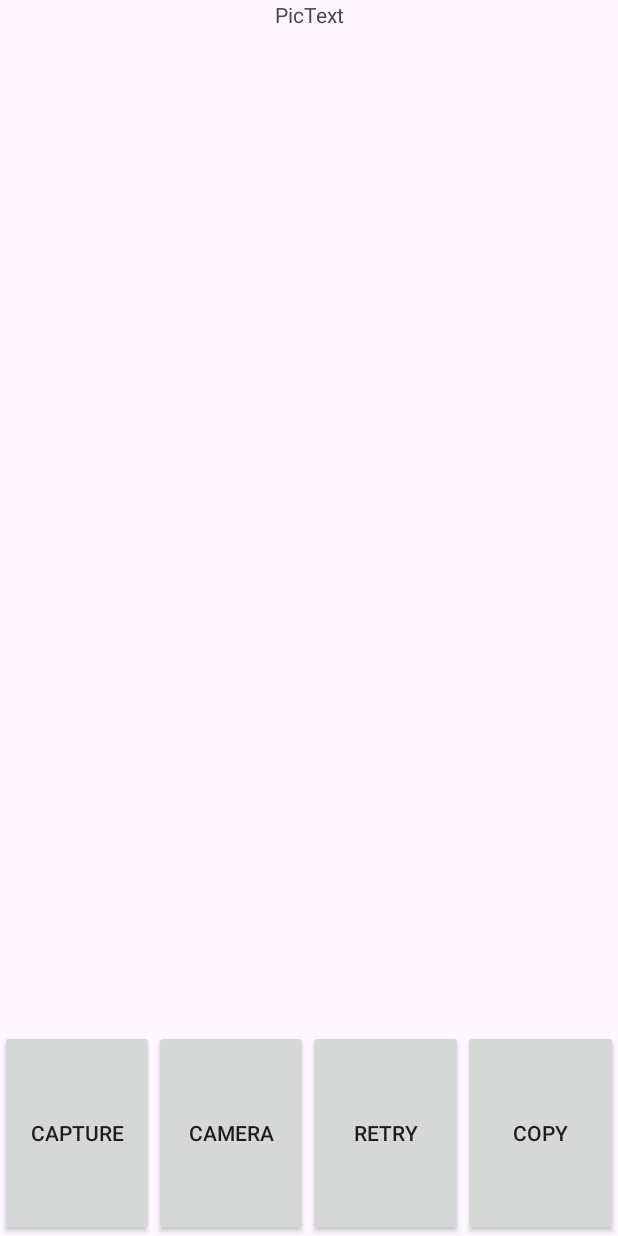
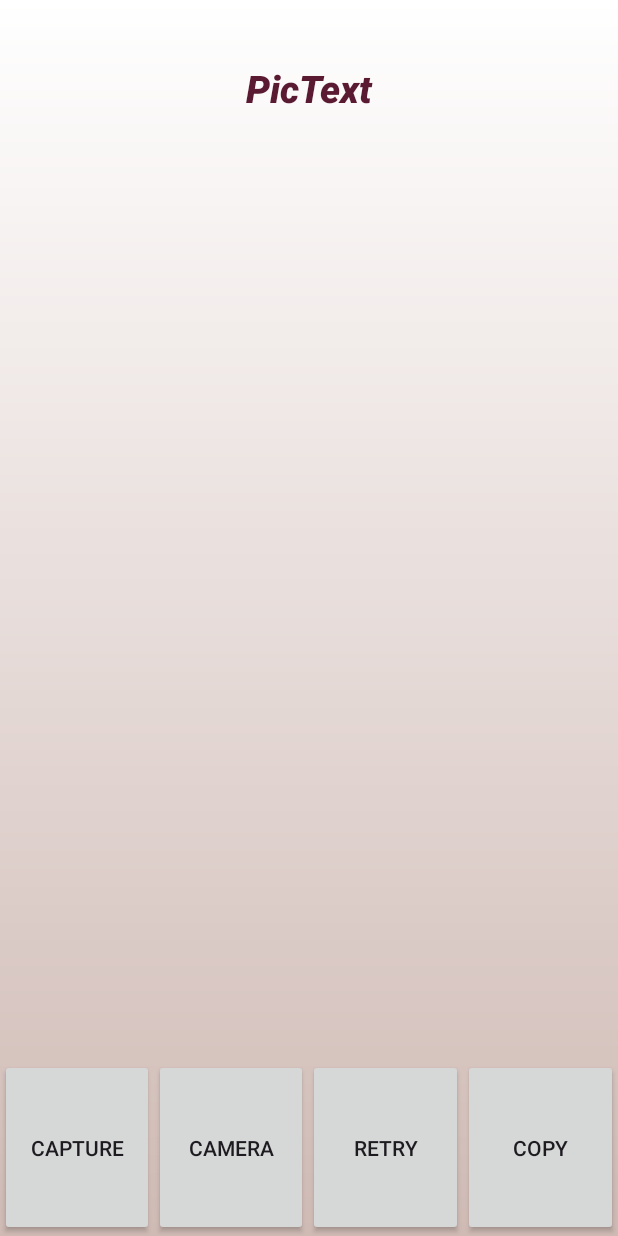
Before and after one commit to Khushi130404/PicText, an Android app: the screen it shows after launch (PicTextActivity), on a phone screen of 412 x 824 dp. Run offline under Robolectric (Android 15) with nearby library versions, the phone set to English and light mode, and no system bars; libraries missing offline, so code that uses them is left out: com.google.android.gms, com.yalantis.ucrop.

Commit message:
Bg Resource XML

```diff
--- /dev/null
+++ b/app/src/main/res/drawable/background.xml
@@ -0,0 +1,11 @@
+<?xml version="1.0" encoding="utf-8"?>
+<shape xmlns:android="http://schemas.android.com/apk/res/android"
+    android:shape="rectangle">
+
+    <gradient
+        android:startColor="@color/white"
+        android:endColor="#CFBAB4"
+        android:angle="270"
+        ></gradient>
+
+</shape>
--- a/app/src/main/res/layout/activity_pic_text.xml
+++ b/app/src/main/res/layout/activity_pic_text.xml
@@ -4,13 +4,20 @@
     xmlns:tools="http://schemas.android.com/tools"
     android:id="@+id/main"
     android:orientation="vertical"
-    android:weightSum="6"
+    android:weightSum="7"
+    android:background="@drawable/background"
     android:layout_width="match_parent"
     android:layout_height="match_parent"
     tools:context=".PicTextActivity">
 
     <TextView
         android:text="PicText"
+        android:gravity="center"
+        android:textStyle="bold|italic"
+        android:textFontWeight="900"
+        android:textColor="#5A1A32"
+        android:textSize="25dp"
+        android:fontFamily="sans-serif-medium"
         android:textAlignment="center"
         android:layout_width="match_parent"
         android:layout_height="0dp"
@@ -20,7 +27,7 @@
     <ScrollView
         android:layout_width="match_parent"
         android:layout_height="0dp"
-        android:layout_weight="4">
+        android:layout_weight="5">
 
         <TextView
             android:id="@+id/tvImageText"
```
